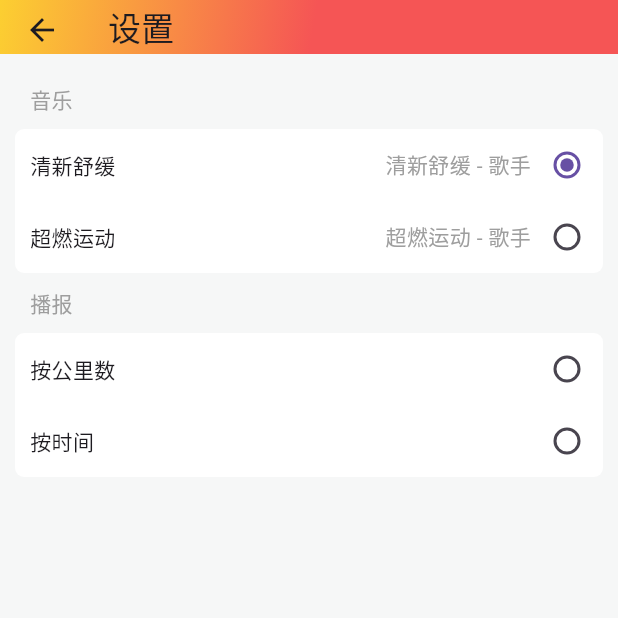
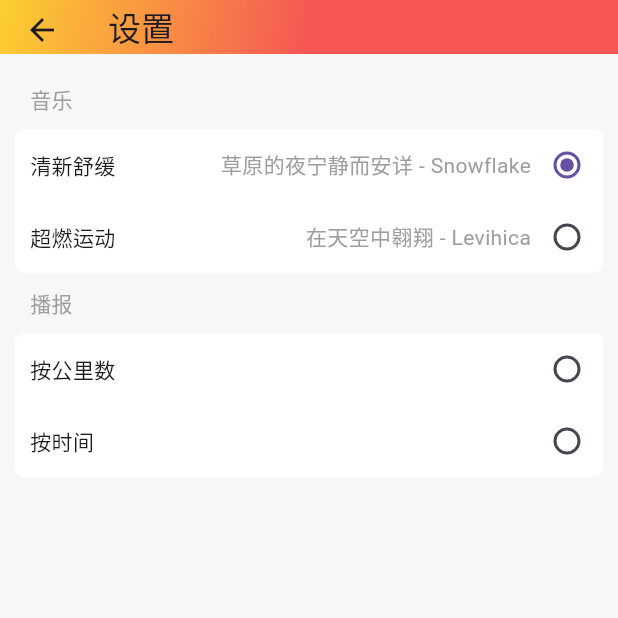
Before and after one commit to ayqy/running, a Flutter app: the Settings screen opened by its route, on a phone screen of 412 x 824 dp, the top half of it. Run offline on Flutter 3.47's test engine with Material 3 defaults, Android fonts, the phone set to English and light mode, and no system bars; our stand-ins replace audio_service, circular_profile_avatar, connectivity_plus, date_format, device_info_plus, dio and 11 more; missing offline and left inert: amap_flutter_base, amap_flutter_location, amap_flutter_map, flutter_mute, fluwx, volume_controller and 1 more; accounts and stored records are empty.

Commit message:
fix: play selected music

```diff
--- a/lib/const/music_config.dart
+++ b/lib/const/music_config.dart
@@ -23,16 +23,16 @@ class MusicConfig {
     MediaItem(
       id: 'https://node.ayqy.net/music/slow.mp3',
       album: "清新舒缓",
-      title: "清新舒缓",
-      artist: "歌手",
+      title: "草原的夜宁静而安详",
+      artist: "Snowflake",
       duration: const Duration(milliseconds: 265000),
       artUri: Uri.parse('https://node.ayqy.net/music/music.png'),
     ),
     MediaItem(
       id: 'https://node.ayqy.net/music/quick.mp3',
       album: "超燃运动",
-      title: "超燃运动",
-      artist: "歌手",
+      title: "在天空中翱翔",
+      artist: "Levihica",
       duration: const Duration(milliseconds: 314000),
       artUri: Uri.parse('https://node.ayqy.net/music/music.png'),
     ),
--- a/lib/settings.dart
+++ b/lib/settings.dart
@@ -27,6 +27,11 @@ class _SettingsState extends State<Settings> {
       setState(() {
         selectedMusic = value;
       });
+      MusicConfig.setSelectedMusic(value);
+      // 更新正在播放的音乐
+      if (AudioUtil.audioHandler is AudioPlayerHandler) {
+        (AudioUtil.audioHandler as AudioPlayerHandler).updateMusic(value);
+      }
     });
   }
 
@@ -101,6 +106,10 @@ class _SettingsState extends State<Settings> {
                   selectedMusic = entry.key + 1;
                 });
                 await MusicConfig.setSelectedMusic(entry.key + 1);
+                // 更新正在播放的音乐
+                if (AudioUtil.audioHandler is AudioPlayerHandler) {
+                  (AudioUtil.audioHandler as AudioPlayerHandler).updateMusic(entry.key + 1);
+                }
               }
             }).toList()),
             _buildSectionTitle('播报'),
--- a/lib/util/audio.dart
+++ b/lib/util/audio.dart
@@ -7,6 +7,8 @@ import 'storage.dart';
 
 class AudioUtil {
   static AudioHandler? _audioHandler;
+
+  static AudioHandler? get audioHandler => _audioHandler;
 
   static Future<AudioHandler> init() async {
     _audioHandler = await AudioService.init(
@@ -34,7 +36,7 @@ class AudioUtil {
 }
 
 class AudioPlayerHandler extends BaseAudioHandler with SeekHandler {
-  static MediaItem _item = MusicConfig.getMusic(0);
+  static late MediaItem _item;
 
   final _player = AudioPlayer();
 
@@ -55,6 +57,14 @@ class AudioPlayerHandler extends BaseAudioHandler with SeekHandler {
       // loop
       _player.setLoopMode(LoopMode.all);
     });
+  }
+
+  /// Update current playing music
+  Future<void> updateMusic(int selectedIndex) async {
+    _item = MusicConfig.getMusic(selectedIndex);
+    mediaItem.add(_item);
+    await _player.setAudioSource(AudioSource.uri(Uri.parse(_item.id)));
+    await _player.setLoopMode(LoopMode.all);
   }
 
   // In this simple example, we handle only 4 actions: play, pause, seek and
```
